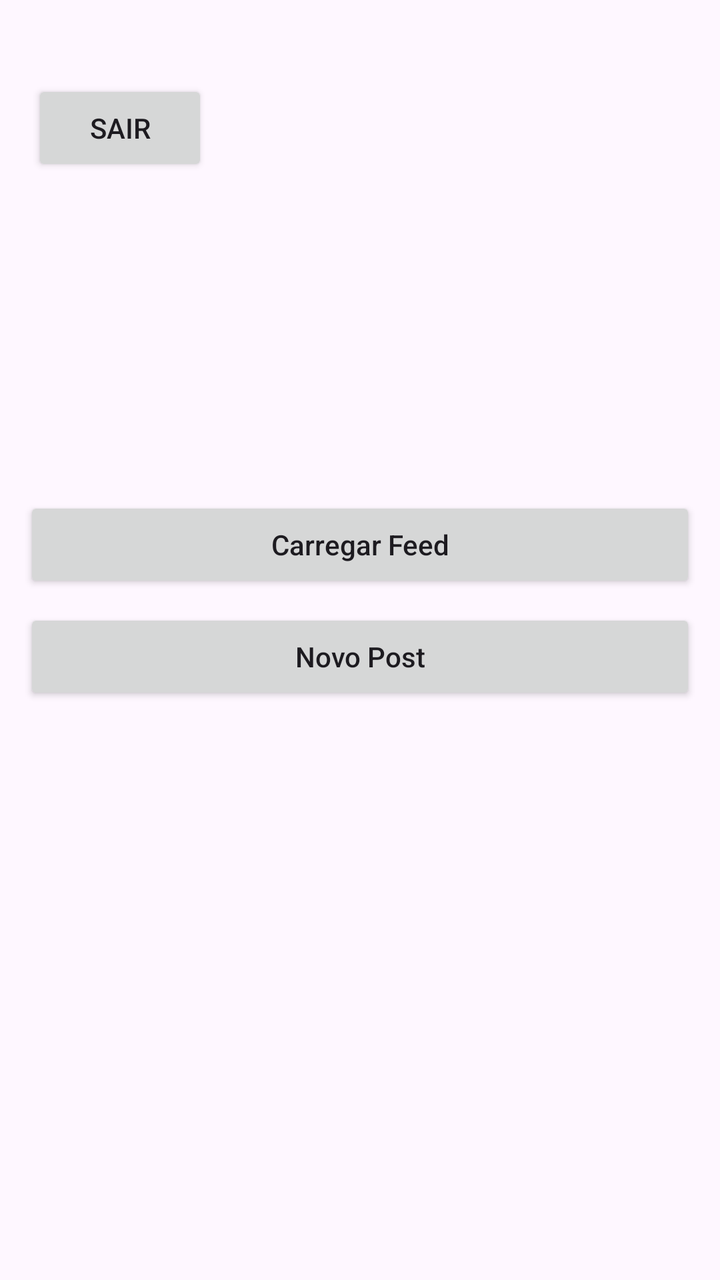
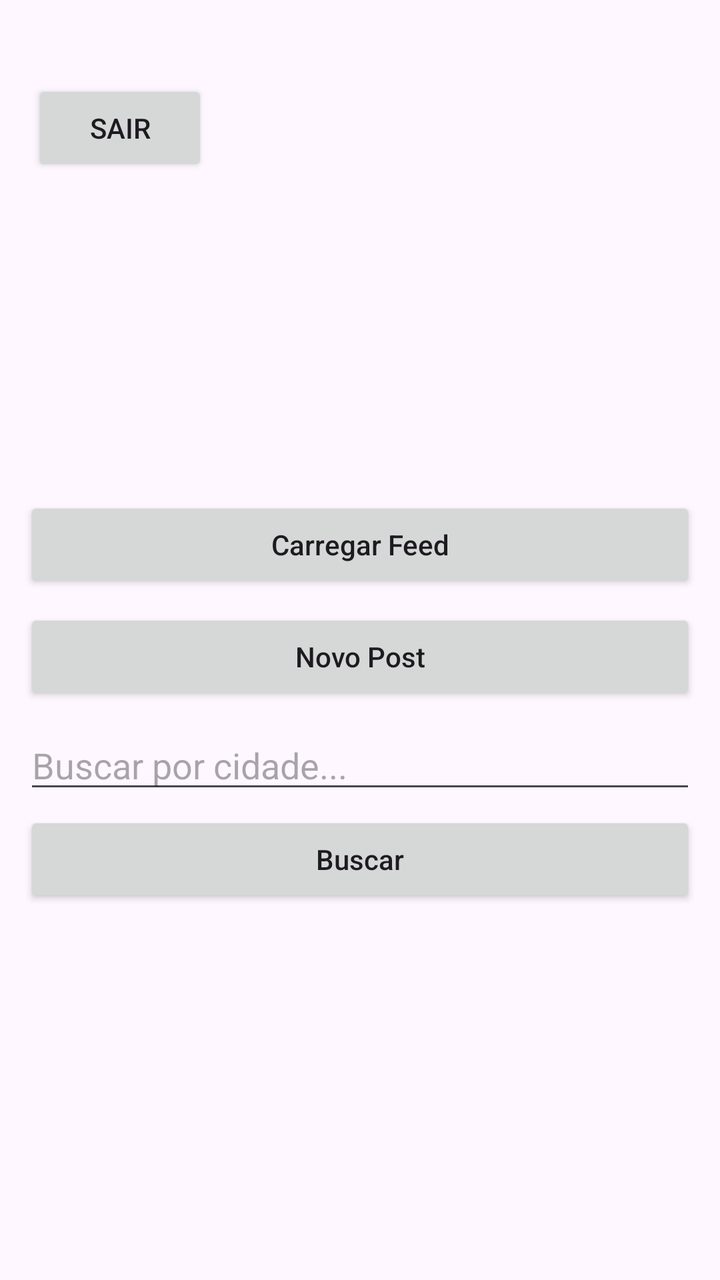

Screens rendered from an Android XML layout before and after an edit, with the pre-edit source and the edit as a unified diff.
<!-- AndroidManifest.xml: application theme Theme.MicroRedeSocial -->
<!-- res/layout/activity_home.xml -->
<?xml version="1.0" encoding="utf-8"?>
<androidx.constraintlayout.widget.ConstraintLayout
    xmlns:android="http://schemas.android.com/apk/res/android"
    xmlns:app="http://schemas.android.com/apk/res-auto"
    android:layout_width="match_parent"
    android:layout_height="match_parent">

    <Button
        android:id="@+id/btnLogout"
        android:layout_width="wrap_content"
        android:layout_height="wrap_content"
        android:text="Sair"
        android:layout_marginTop="40dp"
        android:layout_marginStart="16dp"
        app:layout_constraintTop_toTopOf="parent"
        app:layout_constraintStart_toStartOf="parent"/>


    <ImageView
        android:id="@+id/imageProfile"
        android:layout_width="80dp"
        android:layout_height="80dp"
        android:layout_marginTop="32dp"
        app:layout_constraintTop_toBottomOf="@id/btnLogout"
        app:layout_constraintStart_toStartOf="parent"
        app:layout_constraintEnd_toEndOf="parent"/>

    <TextView
        android:id="@+id/textUsername"
        android:layout_width="wrap_content"
        android:layout_height="wrap_content"
        android:textSize="18sp"
        android:layout_marginTop="12dp"
        app:layout_constraintTop_toBottomOf="@id/imageProfile"
        app:layout_constraintStart_toStartOf="parent"
        app:layout_constraintEnd_toEndOf="parent"/>

    <Button
        android:id="@+id/btnCarregarFeed"
        android:layout_width="0dp"
        android:layout_height="wrap_content"
        android:text="Carregar Feed"
        android:textAllCaps="false"
        android:layout_marginHorizontal="12dp"
        android:layout_marginTop="12dp"
        app:layout_constraintTop_toBottomOf="@id/textUsername"
        app:layout_constraintStart_toStartOf="parent"
        app:layout_constraintEnd_toEndOf="parent"/>

    <Button
        android:id="@+id/btnNovoPost"
        android:layout_width="0dp"
        android:layout_height="wrap_content"
        android:text="Novo Post"
        android:textAllCaps="false"
        android:layout_marginHorizontal="12dp"
        android:layout_marginTop="8dp"
        app:layout_constraintTop_toBottomOf="@id/btnCarregarFeed"
        app:layout_constraintStart_toStartOf="parent"
        app:layout_constraintEnd_toEndOf="parent"/>

    <androidx.recyclerview.widget.RecyclerView
        android:id="@+id/recyclerView"
        android:layout_width="0dp"
        android:layout_height="0dp"
        android:layout_marginTop="8dp"
        app:layout_constraintTop_toBottomOf="@id/btnNovoPost"
        app:layout_constraintBottom_toBottomOf="parent"
        app:layout_constraintStart_toStartOf="parent"
        app:layout_constraintEnd_toEndOf="parent"/>

</androidx.constraintlayout.widget.ConstraintLayout>
<!-- resources referenced by this layout -->
<resources>
  <style name="Theme.MicroRedeSocial" parent="Base.Theme.MicroRedeSocial" />
  <style name="Base.Theme.MicroRedeSocial" parent="Theme.Material3.DayNight.NoActionBar">
          
          
      </style>
</resources>

<!-- the commit's change to res/layout/activity_home.xml (unified diff, before → after) -->
@@ -14,7 +14,6 @@
         android:layout_marginStart="16dp"
         app:layout_constraintTop_toTopOf="parent"
         app:layout_constraintStart_toStartOf="parent"/>
-
 
     <ImageView
         android:id="@+id/imageProfile"
@@ -59,12 +58,38 @@
         app:layout_constraintStart_toStartOf="parent"
         app:layout_constraintEnd_toEndOf="parent"/>
 
+    
+    <EditText
+        android:id="@+id/editBuscarCidade"
+        android:layout_width="0dp"
+        android:layout_height="wrap_content"
+        android:hint="Buscar por cidade..."
+        android:layout_marginHorizontal="12dp"
+        android:layout_marginTop="8dp"
+        app:layout_constraintTop_toBottomOf="@id/btnNovoPost"
+        app:layout_constraintStart_toStartOf="parent"
+        app:layout_constraintEnd_toEndOf="parent"/>
+
+    
+    <Button
+        android:id="@+id/btnBuscarCidade"
+        android:layout_width="0dp"
+        android:layout_height="wrap_content"
+        android:text="Buscar"
+        android:textAllCaps="false"
+        android:layout_marginHorizontal="12dp"
+        android:layout_marginTop="4dp"
+        app:layout_constraintTop_toBottomOf="@id/editBuscarCidade"
+        app:layout_constraintStart_toStartOf="parent"
+        app:layout_constraintEnd_toEndOf="parent"/>
+
+    
     <androidx.recyclerview.widget.RecyclerView
         android:id="@+id/recyclerView"
         android:layout_width="0dp"
         android:layout_height="0dp"
         android:layout_marginTop="8dp"
-        app:layout_constraintTop_toBottomOf="@id/btnNovoPost"
+        app:layout_constraintTop_toBottomOf="@id/btnBuscarCidade"
         app:layout_constraintBottom_toBottomOf="parent"
         app:layout_constraintStart_toStartOf="parent"
         app:layout_constraintEnd_toEndOf="parent"/>
